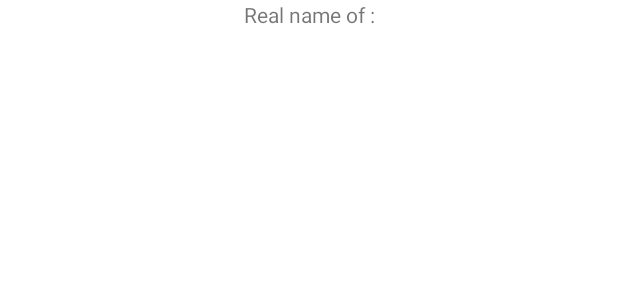
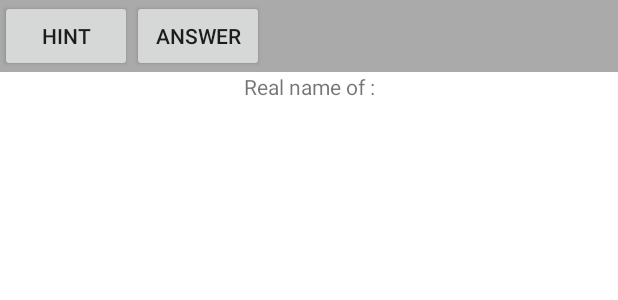
Before and after one commit to jeromeky/lettersboxsample, an Android app: the layout activity_main.xml on its own in the app's theme, with its tools: preview values and no code run, on a phone screen of 412 x 824 dp. Shown: the top 300 px of the screen. Run offline under Robolectric (Android 15) with nearby library versions, the phone set to English and light mode, and no system bars.

```diff
--- a/LettersBoxSample/src/main/res/layout/activity_main.xml
+++ b/LettersBoxSample/src/main/res/layout/activity_main.xml
@@ -4,6 +4,25 @@
     android:layout_width="fill_parent"
     android:layout_height="fill_parent"
     android:background="#FFFFFF">
+
+    <LinearLayout
+        android:layout_height="wrap_content"
+        android:layout_width="fill_parent"
+        android:orientation="horizontal"
+        android:background="@android:color/darker_gray"
+        android:layout_gravity="center">
+        <Button
+            android:layout_height="wrap_content"
+            android:layout_width="wrap_content"
+            android:id="@+id/button_hint"
+            android:text="hint"/>
+        <Button
+            android:layout_height="wrap_content"
+            android:layout_width="wrap_content"
+            android:id="@+id/button_answer"
+            android:text="answer"/>
+
+    </LinearLayout>
 
     <LinearLayout
         android:layout_height="wrap_content"
@@ -22,7 +41,6 @@
 
     </LinearLayout>
 
-
     <LinearLayout android:layout_width="fill_parent"
         android:layout_height="wrap_content"
         android:orientation="vertical"
@@ -33,4 +51,18 @@
         android:layout_height="wrap_content"
         android:orientation="vertical"
         android:id="@+id/linearlayout_enter_letters"/>
+    <LinearLayout
+        android:layout_height="wrap_content"
+        android:layout_width="fill_parent"
+        android:background="@android:color/darker_gray"
+        android:gravity="center"
+        android:layout_marginTop="10dip">
+
+    <Button
+        android:layout_height="wrap_content"
+        android:layout_width="wrap_content"
+        android:id="@+id/button_next"
+        android:visibility="gone"
+        android:text="next"/>
+    </LinearLayout>
 </LinearLayout>
```
Also changed, not shown: LettersBoxSample/src/main/java/com/arkanan/lettersboxsample/MainActivity.java (+41 -9 lines).
